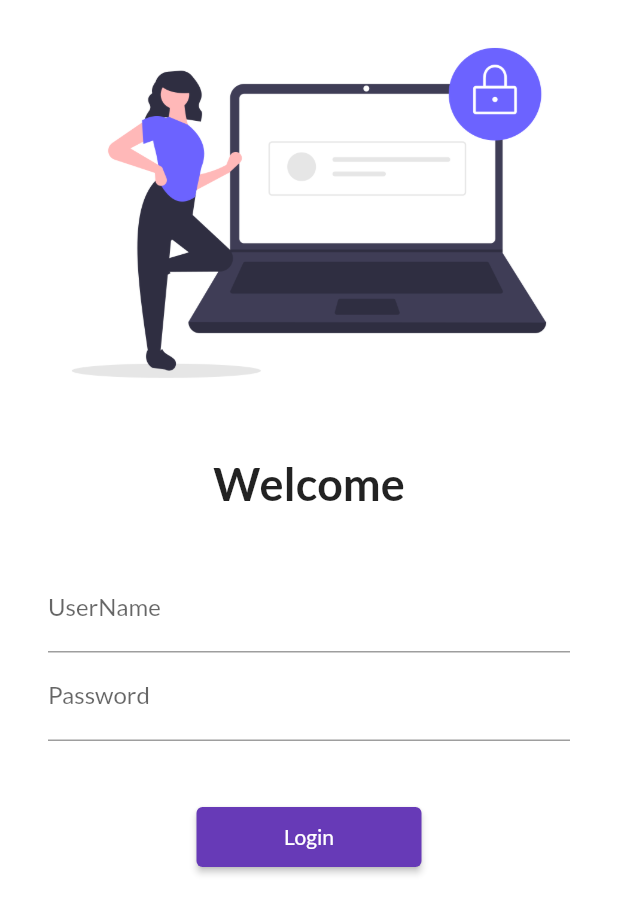
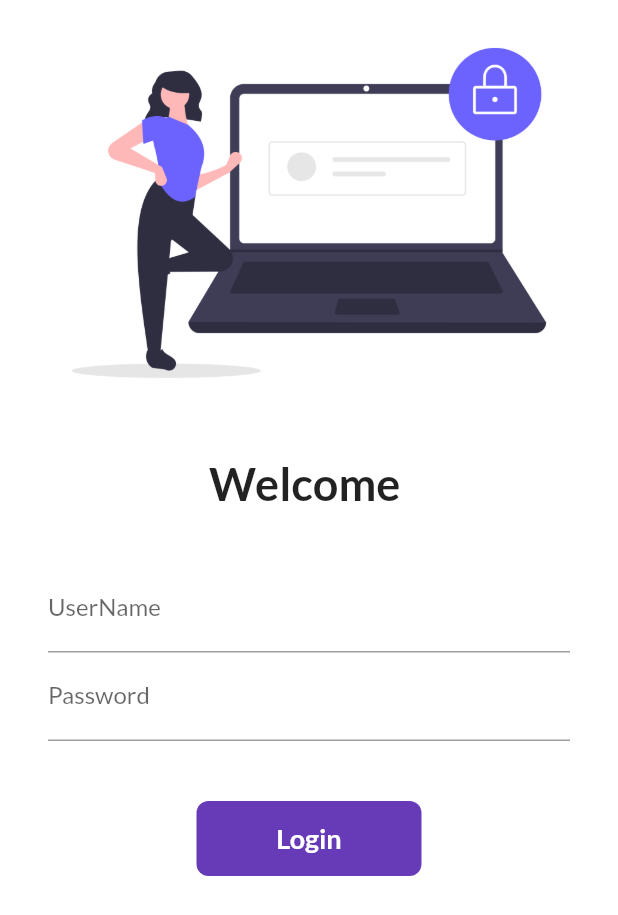
Before and after one commit to munna00mkv/30DaysOfFlutter, a Flutter app: the screen it shows after launch, on a phone screen of 412 x 824 dp. Shown: the top 915 px of the screen. Run offline on Flutter 3.47's test engine with Material 2 defaults, Android fonts, the phone set to English and light mode, and no system bars; our stand-ins replace google_fonts.

Commit message:
Day6 Completed

```diff
--- a/lib/pages/login_page.dart
+++ b/lib/pages/login_page.dart
@@ -1,7 +1,14 @@
 import 'package:flutter/material.dart';
 import 'package:flutter_catelog/utils/routes.dart';
 
-class LoginPage extends StatelessWidget {
+class LoginPage extends StatefulWidget {
+  @override
+  State<LoginPage> createState() => _LoginPageState();
+}
+
+class _LoginPageState extends State<LoginPage> {
+  var name = "";
+  bool changedButton = false;
   @override
   Widget build(BuildContext context) {
     return Material(
@@ -16,9 +23,9 @@
             const SizedBox(
               height: 20,
             ),
-            const Text(
-              'Welcome',
-              style: TextStyle(
+            Text(
+              'Welcome $name',
+              style: const TextStyle(
                 fontSize: 30,
                 fontWeight: FontWeight.bold,
               ),
@@ -34,6 +41,10 @@
                   TextFormField(
                     decoration: const InputDecoration(
                         hintText: "Enter userName:", labelText: "UserName"),
+                    onChanged: (value) {
+                      name = value;
+                      setState(() {});
+                    },
                   ),
                   TextFormField(
                     obscureText: true,
@@ -45,12 +56,44 @@
                   const SizedBox(
                     height: 40,
                   ),
-                  ElevatedButton(
-                      style: TextButton.styleFrom(minimumSize: Size(150, 40)),
-                      onPressed: () {
-                        Navigator.pushNamed(context, MyRoutes.homeRoute);
-                      },
-                      child: const Text('Login')),
+                  InkWell(
+                    onTap: () async {
+                      setState(() {
+                        changedButton = true;
+                      });
+                      await Future.delayed(const Duration(seconds: 1));
+                      Navigator.pushNamed(context, MyRoutes.homeRoute);
+                    },
+                    child: AnimatedContainer(
+                      duration: const Duration(seconds: 1),
+                      height: 50,
+                      width: changedButton ? 50 : 150,
+                      alignment: Alignment.center,
+                      child: changedButton
+                          ? const Icon(
+                              Icons.done,
+                              color: Colors.white,
+                            )
+                          : const Text(
+                              'Login',
+                              style: TextStyle(
+                                  color: Colors.white,
+                                  fontSize: 18,
+                                  fontWeight: FontWeight.bold),
+                            ),
+                      decoration: BoxDecoration(
+                        color: Colors.deepPurple,
+                        borderRadius:
+                            BorderRadius.circular(changedButton ? 50 : 8),
+                      ),
+                    ),
+                  ),
+                  // ElevatedButton(
+                  //     style: TextButton.styleFrom(minimumSize: Size(150, 40)),
+                  //     onPressed: () {
+                  //       Navigator.pushNamed(context, MyRoutes.homeRoute);
+                  //     },
+                  //     child: const Text('Login')),
                 ],
               ),
             ),
```
